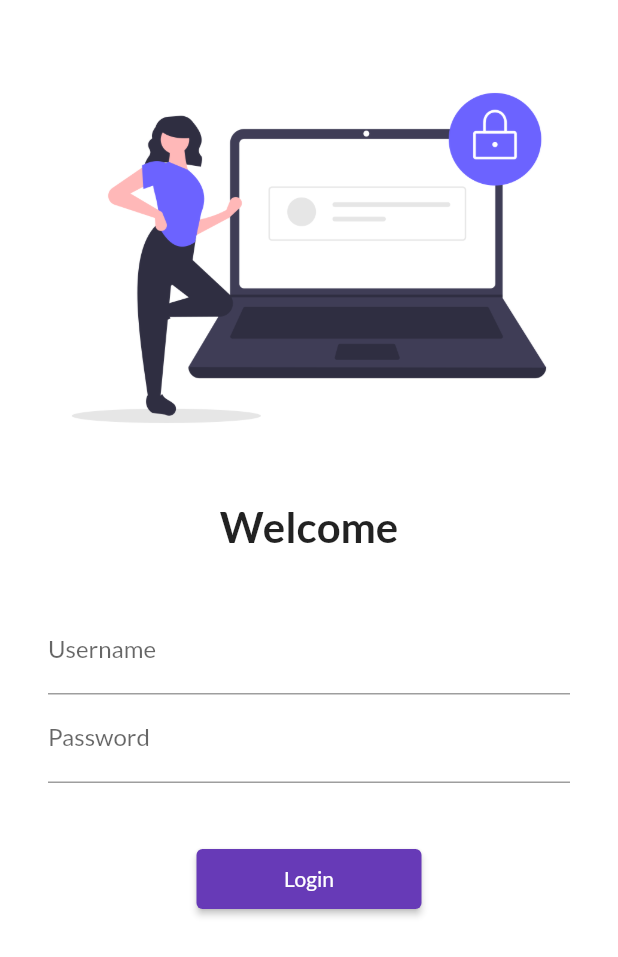
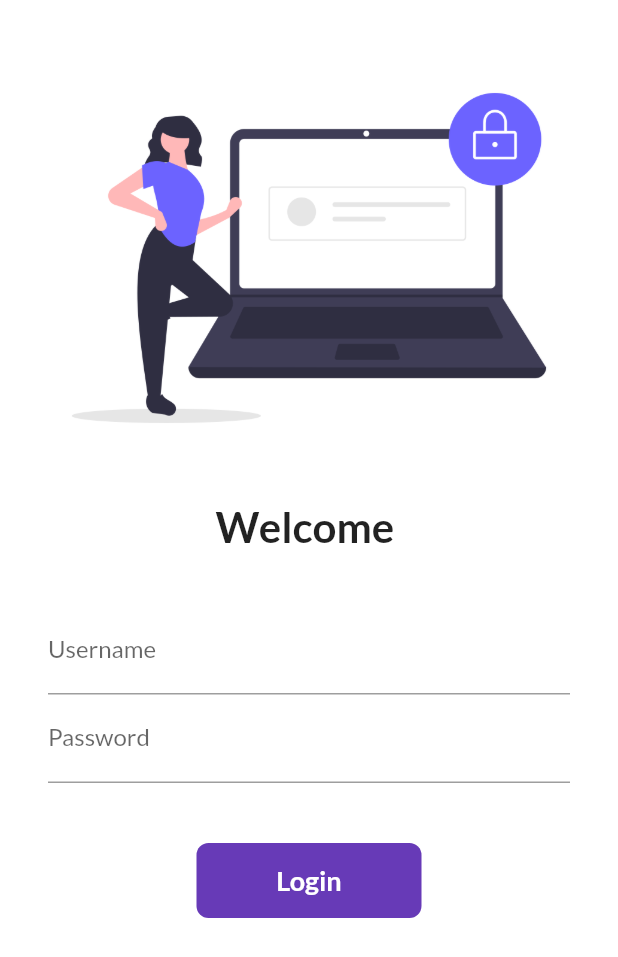
Before and after one commit to ShahinurShawon-238/flutter, a Flutter app: the screen it shows after launch, on a phone screen of 412 x 824 dp. Shown: the top 957 px of the screen. Run offline on Flutter 3.47's test engine with Material 2 defaults, Android fonts, the phone set to English and light mode, and no system bars; our stand-ins replace google_fonts.

Commit message:
day 6 complete

```diff
--- a/lib/main.dart
+++ b/lib/main.dart
@@ -23,11 +23,10 @@ class MyApp extends StatelessWidget {
         brightness: Brightness.dark
       ),
       themeMode: ThemeMode.light,
-      //debugShowCheckedModeBanner: false,
       routes: {
-        "/": (context)=>LoginPage(),
+        "/": (context)=>const LoginPage(),
         MyRoutes.homeRoute: (context)=>const HomePage(),
-        MyRoutes.loginRoute: (context)=>LoginPage(),
+        MyRoutes.loginRoute: (context)=>const LoginPage(),
       },
     );
   }
--- a/lib/pages/login.dart
+++ b/lib/pages/login.dart
@@ -1,7 +1,16 @@
 import 'package:first_app/utls/routes.dart';
 import 'package:flutter/material.dart';
 
-class LoginPage extends StatelessWidget {
+class LoginPage extends StatefulWidget {
+  const LoginPage({Key? key}) : super(key: key);
+
+  @override
+  State<LoginPage> createState() => _LoginPageState();
+}
+
+class _LoginPageState extends State<LoginPage> {
+  String name = "";
+  bool changeButton = false;
   @override
   Widget build(BuildContext context) {
     return Material(
@@ -16,9 +25,9 @@ class LoginPage extends StatelessWidget {
             const SizedBox(
               height: 20.0,
             ),
-            const Text(
-              "Welcome",
-              style: TextStyle(
+            Text(
+              "Welcome $name",
+              style: const TextStyle(
                 fontSize: 28,
                 fontWeight: FontWeight.bold,
               ),
@@ -32,11 +41,14 @@ class LoginPage extends StatelessWidget {
               child: Column(
                 children: [
                   TextFormField(
-                    decoration: const InputDecoration(
-                      hintText: "Enter Username",
-                      labelText: "Username",
-                    ),
-                  ),
+                      decoration: const InputDecoration(
+                        hintText: "Enter Username",
+                        labelText: "Username",
+                      ),
+                      onChanged: (value) {
+                        name = value;
+                        setState(() {});
+                      }),
                   TextFormField(
                     obscureText: true,
                     decoration: const InputDecoration(
@@ -47,16 +59,48 @@ class LoginPage extends StatelessWidget {
                   const SizedBox(
                     height: 40.0,
                   ),
-                  ElevatedButton(
-                    child: const Text("Login"),
-                    onPressed: () {
+                  InkWell(
+                    onTap: () async {
+                      setState(() {
+                        changeButton = true;
+                      });
+                      await Future.delayed(const Duration(seconds: 1));
                       Navigator.pushNamed(context, MyRoutes.homeRoute);
                     },
-                    style: ElevatedButton.styleFrom(
-                      primary: Colors.deepPurple,
-                      minimumSize: const Size(150, 40),
+                    child: AnimatedContainer(
+                      duration: const Duration(seconds: 1),
+                      height: 50.0,
+                      width: changeButton ? 50.0 :150.0,
+                      alignment: Alignment.center,
+                      child: changeButton
+                      ? const Icon(
+                        Icons.done,
+                        color: Colors.white,
+                      )
+                      : const Text(
+                        "Login",
+                        style: TextStyle(
+                          color: Colors.white,
+                          fontWeight: FontWeight.bold,
+                          fontSize: 18,
+                        ),
+                      ),
+                      decoration: BoxDecoration(
+                        color: Colors.deepPurple,
+                        borderRadius: BorderRadius.circular(changeButton ? 50 : 8),
+                      ),
                     ),
-                  )
+                  ),
+                  // ElevatedButton(
+                  //   child: const Text("Login"),
+                  //   onPressed: () {
+                  //     Navigator.pushNamed(context, MyRoutes.homeRoute);
+                  //   },
+                  //   style: ElevatedButton.styleFrom(
+                  //     primary: Colors.deepPurple,
+                  //     minimumSize: const Size(150, 40),
+                  //   ),
+                  // ),
                 ],
               ),
             ),
```
